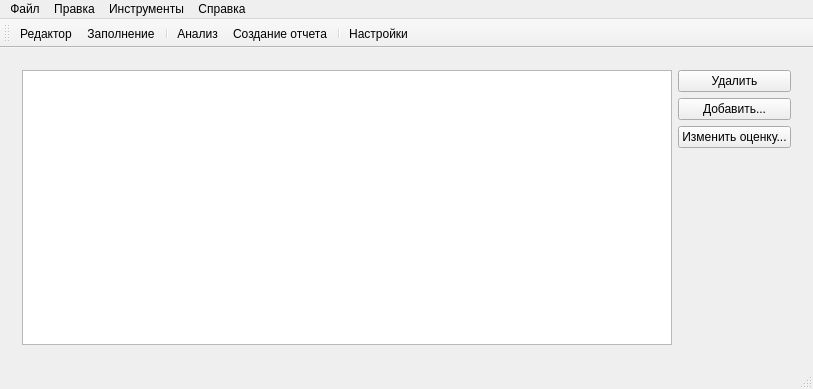
This is mainwindow.ui in PertsevRoman/fiver as Qt 5 draws it before an edit. The edited form follows.
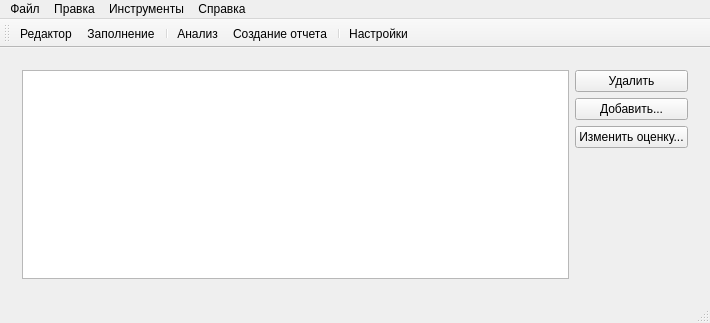
This is the edited form.

Patch:
```diff
--- a/mainwindow.ui
+++ b/mainwindow.ui
@@ -6,8 +6,8 @@
    <rect>
     <x>0</x>
     <y>0</y>
-    <width>813</width>
-    <height>389</height>
+    <width>710</width>
+    <height>323</height>
    </rect>
   </property>
   <property name="windowTitle">
@@ -223,8 +223,8 @@
     <rect>
      <x>0</x>
      <y>0</y>
-     <width>813</width>
-     <height>20</height>
+     <width>710</width>
+     <height>18</height>
     </rect>
    </property>
    <widget class="QMenu" name="menu">
```
